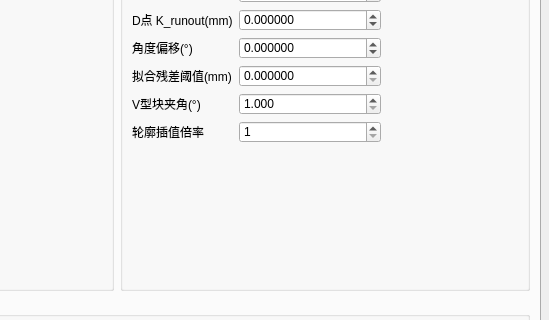
The window that apps/hmi_qt/settings_widget.ui (xiaoan537/hmi_measure_mysql) describes before a commit, drawn with Qt 5; both pictures show x 316 to 865 and y 248 to 568 of the 865 by 898 pixel window.
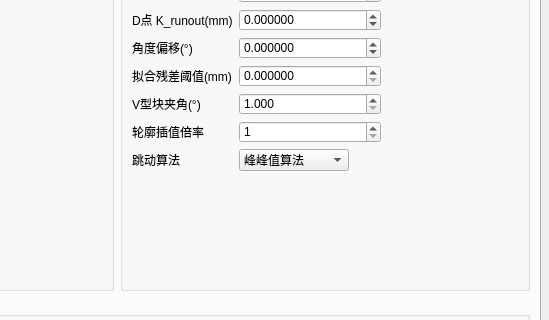
The same window after the commit. The open tabs and pages were chosen to show the change.

Commit message: 现在这版“B型跳动”算法的实际逻辑是这样的（按你当前工程代码）：

The edit to the form file:
```diff
--- a/apps/hmi_qt/settings_widget.ui
+++ b/apps/hmi_qt/settings_widget.ui
@@ -192,6 +192,13 @@
           <item row="4" column="1"><widget class="QDoubleSpinBox" name="doubleAlgoBVAngle"><property name="decimals"><number>3</number></property><property name="minimum"><double>1.000000000000000</double></property><property name="maximum"><double>179.000000000000000</double></property></widget></item>
           <item row="5" column="0"><widget class="QLabel" name="labelAlgoBInterp"><property name="text"><string>轮廓插值倍率</string></property></widget></item>
           <item row="5" column="1"><widget class="QSpinBox" name="spinAlgoBInterp"><property name="minimum"><number>1</number></property><property name="maximum"><number>50</number></property></widget></item>
+          <item row="6" column="0"><widget class="QLabel" name="labelAlgoBRunoutMetric"><property name="text"><string>跳动算法</string></property></widget></item>
+          <item row="6" column="1">
+           <widget class="QComboBox" name="comboAlgoBRunoutMetric">
+            <item><property name="text"><string>峰峰值算法</string></property></item>
+            <item><property name="text"><string>V型槽等效算法</string></property></item>
+           </widget>
+          </item>
          </layout>
         </widget>
        </item>
```
The commit also changes 11 other files.
